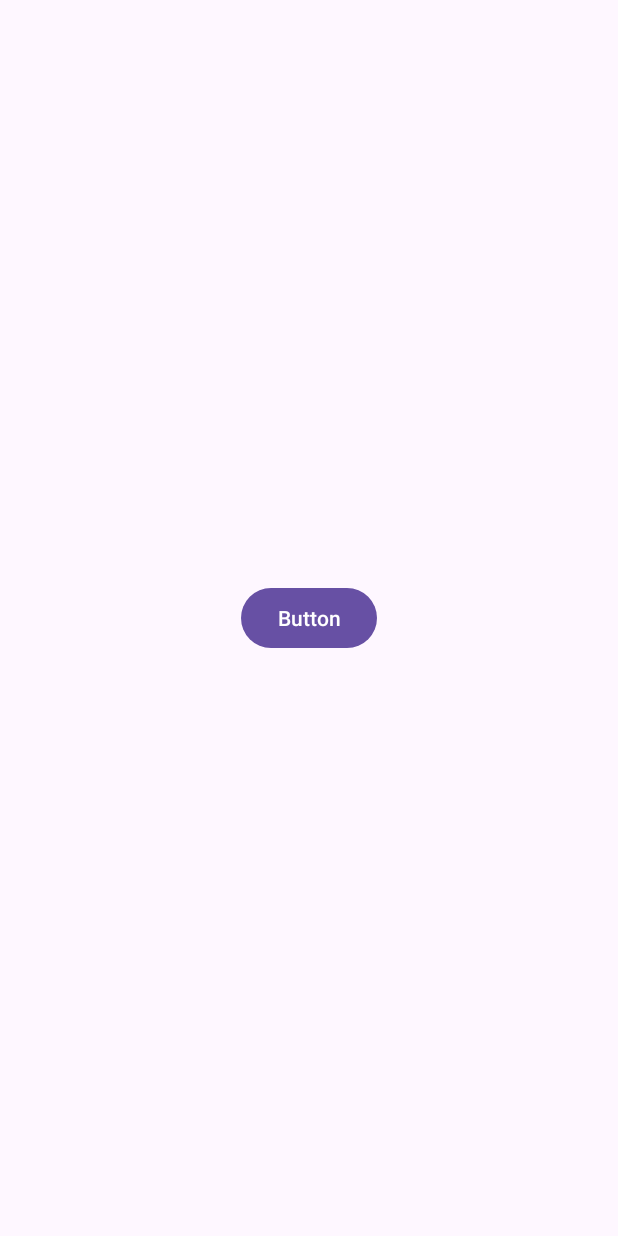
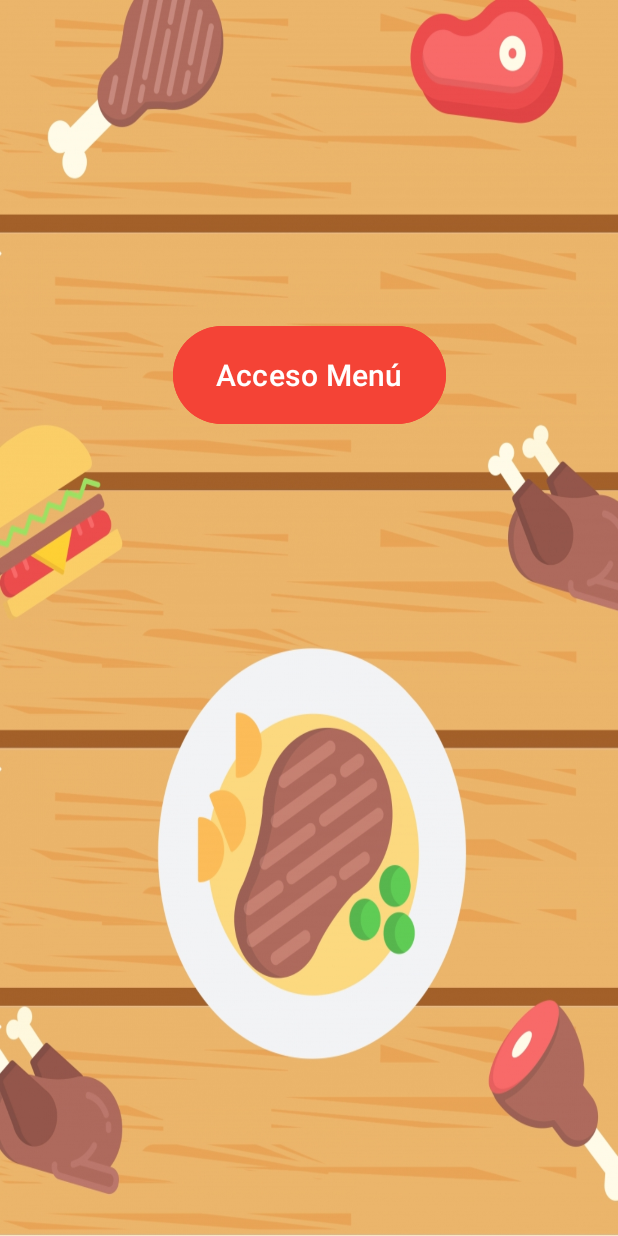
Before and after one commit to LuisFuentesDev/Lista_Menu, an Android app: the screen it shows after launch (MainActivity), on a phone screen of 412 x 824 dp. Run offline under Robolectric (Android 15) with nearby library versions, the phone set to English and light mode, and no system bars.

Commit message:
Se mejoró interfaz de actividad 1

```diff
--- a/app/src/main/res/layout/activity_main.xml
+++ b/app/src/main/res/layout/activity_main.xml
@@ -4,15 +4,19 @@
     xmlns:tools="http://schemas.android.com/tools"
     android:layout_width="match_parent"
     android:layout_height="match_parent"
+    android:background="@drawable/pngtree_gourmet_poster_steak_menu_background_template_image_135405"
     tools:context=".MainActivity">
 
     <Button
         android:id="@+id/buttonFood"
-        android:layout_width="wrap_content"
-        android:layout_height="wrap_content"
-        android:text="Button"
+        android:layout_width="182dp"
+        android:layout_height="73dp"
+        android:backgroundTint="#F44336"
+        android:text="Acceso Menú"
+        android:textSize="20sp"
         app:layout_constraintBottom_toBottomOf="parent"
         app:layout_constraintEnd_toEndOf="parent"
         app:layout_constraintStart_toStartOf="parent"
-        app:layout_constraintTop_toTopOf="parent" />
+        app:layout_constraintTop_toTopOf="parent"
+        app:layout_constraintVertical_bias="0.284" />
 </androidx.constraintlayout.widget.ConstraintLayout>
```
Also changed, not shown: app/src/main/res/drawable/pngtree_gourmet_poster_steak_menu_background_template_image_135405.jpg (added).
